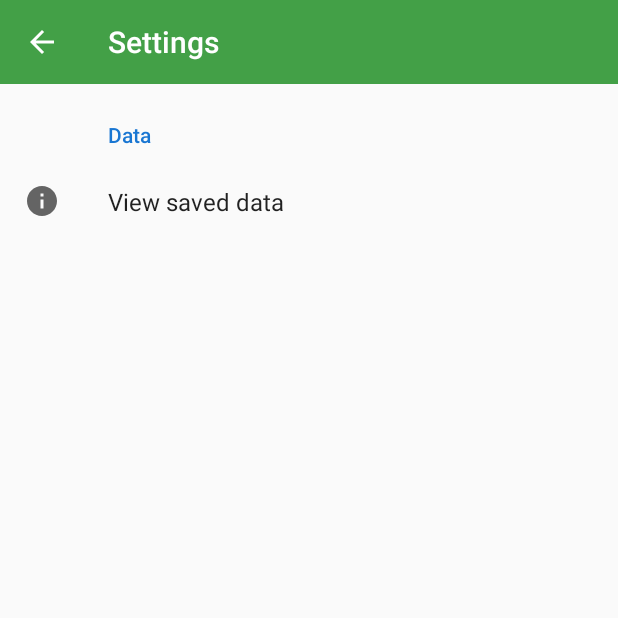
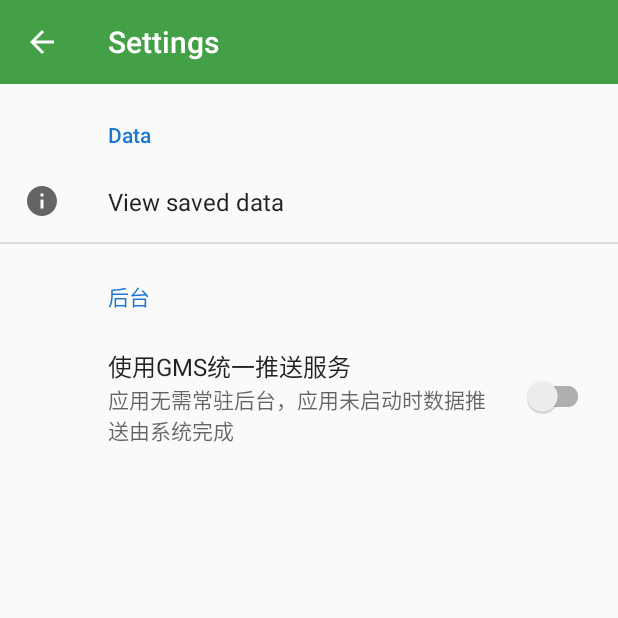
Before and after one commit to Ma-27/Autofill, an Android app: the SettingsActivity screen opened directly, with no data from a screen before it, on a phone screen of 412 x 824 dp, the top half of it. Run offline under Robolectric (Android 15) with nearby library versions, the phone set to English and light mode, and no system bars; our stand-ins replace androidx.preference.

Commit message:
设置fcm，初始化设置界面

```diff
--- a/app/build.gradle
+++ b/app/build.gradle
@@ -38,20 +38,23 @@ dependencies {
     //noinspection GradleCompatible
     implementation 'androidx.appcompat:appcompat:1.2.0'
     implementation 'com.google.android.material:material:1.2.0'
-    implementation 'androidx.constraintlayout:constraintlayout:1.1.3'
+    implementation 'androidx.constraintlayout:constraintlayout:2.0.0'
     implementation 'androidx.navigation:navigation-fragment:2.3.0'
     implementation 'androidx.navigation:navigation-ui:2.3.0'
+    //设置支持
     implementation 'androidx.preference:preference:1.1.1'
+
     implementation 'androidx.legacy:legacy-support-v4:1.0.0'
     implementation 'androidx.lifecycle:lifecycle-extensions:2.2.0'
     implementation 'com.google.firebase:firebase-messaging:20.2.4'
     testImplementation 'junit:junit:4.12'
-    androidTestImplementation 'androidx.test.ext:junit:1.1.1'
-    androidTestImplementation 'androidx.test.espresso:espresso-core:3.2.0'
+    androidTestImplementation 'androidx.test.ext:junit:1.1.2'
+    androidTestImplementation 'androidx.test.espresso:espresso-core:3.3.0'
+
 
     // room database 依赖
     implementation "android.arch.persistence.room:runtime:$rootProject.roomVersion"
-    androidTestImplementation 'androidx.test:rules:1.3.0-rc03'
+    androidTestImplementation 'androidx.test:rules:1.3.0'
     annotationProcessor "android.arch.persistence.room:compiler:$rootProject.roomVersion"
     androidTestImplementation "android.arch.persistence.room:testing:$rootProject.roomVersion"
 
@@ -59,10 +62,10 @@ dependencies {
     implementation "android.arch.lifecycle:extensions:$rootProject.archLifecycleVersion"
     annotationProcessor "android.arch.lifecycle:compiler:$rootProject.archLifecycleVersion"
 
-    //card view
+    //card view material design用
     implementation "androidx.cardview:cardview:1.0.0"
     implementation 'com.github.bumptech.glide:glide:3.7.0'
 
-    //firebase gms
+    //firebase gms依赖
     implementation 'com.google.firebase:firebase-analytics:17.5.0'
 }
--- a/app/src/main/java/com/example/autofill/setting/SettingsActivity.java
+++ b/app/src/main/java/com/example/autofill/setting/SettingsActivity.java
@@ -1,33 +1,41 @@
 package com.example.autofill.setting;
 
+import android.content.SharedPreferences;
 import android.os.Bundle;
+import android.widget.Toast;
 
 import androidx.appcompat.app.ActionBar;
 import androidx.appcompat.app.AppCompatActivity;
 import androidx.preference.PreferenceFragmentCompat;
+import androidx.preference.PreferenceManager;
 
 import com.example.autofill.R;
 
 public class SettingsActivity extends AppCompatActivity {
 
+    public static final String
+            KEY_PREF_FCM_SWITCH = "use_fcm_switch";
+
     @Override
     protected void onCreate(Bundle savedInstanceState) {
         super.onCreate(savedInstanceState);
-        setContentView(R.layout.settings_activity);
+        //setContentView(R.layout.settings_activity);
+        //如果类扩展Activity,那么Fragment延伸PreferenceFragment
+
         getSupportFragmentManager()
                 .beginTransaction()
-                .replace(R.id.settings, new SettingsFragment())
+                .replace(android.R.id.content, new SettingsFragment())
                 .commit();
         ActionBar actionBar = getSupportActionBar();
         if (actionBar != null) {
             actionBar.setDisplayHomeAsUpEnabled(true);
         }
+        PreferenceManager.setDefaultValues(this,R.xml.root_preferences,false);
+        SharedPreferences sharedPref = PreferenceManager.getDefaultSharedPreferences(this);
+        Boolean switchPref = sharedPref.getBoolean
+                (SettingsActivity.KEY_PREF_FCM_SWITCH, false);
+       //处理默认值
     }
 
-    public static class SettingsFragment extends PreferenceFragmentCompat {
-        @Override
-        public void onCreatePreferences(Bundle savedInstanceState, String rootKey) {
-            setPreferencesFromResource(R.xml.root_preferences, rootKey);
-        }
-    }
+
 }
--- /dev/null
+++ b/app/src/main/java/com/example/autofill/setting/SettingsFragment.java
@@ -0,0 +1,14 @@
+package com.example.autofill.setting;
+
+import android.os.Bundle;
+import androidx.preference.PreferenceFragmentCompat;
+import com.example.autofill.R;
+
+public class SettingsFragment extends PreferenceFragmentCompat {
+
+    @Override
+    public void onCreatePreferences(Bundle savedInstanceState, String rootKey) {
+        setPreferencesFromResource(R.xml.root_preferences,rootKey);
+
+    }
+}
--- a/app/src/main/res/values/strings.xml
+++ b/app/src/main/res/values/strings.xml
@@ -39,4 +39,7 @@
     <string name="alert_my_title">在这里可以查询你今天的打卡次数</string>
     <string name="title_acion_view_other_times">输入其他同学的学号：</string>
     <string name="xh_string">学号</string>
+    <string name="category_background">后台</string>
+    <string name="title_background_setting">使用GMS统一推送服务</string>
+    <string name="texton_background_setting">应用无需常驻后台，应用未启动时数据推送由系统完成</string>
 </resources>
--- a/app/src/main/res/xml/root_preferences.xml
+++ b/app/src/main/res/xml/root_preferences.xml
@@ -14,6 +14,7 @@
         </Preference>
 
     </PreferenceCategory>
+
 
     <!--
     <PreferenceCategory app:title="@string/messages_header">
@@ -46,6 +47,18 @@
             app:title="@string/attachment_title" />
 
     </PreferenceCategory>
--->
+
+    -->
+
+    <PreferenceCategory app:title="@string/category_background">
+
+        <SwitchPreferenceCompat
+            app:key="send_service"
+            app:title="@string/title_background_setting"
+            app:summary="@string/texton_background_setting"
+            app:defaultValue="false"
+            />
+
+    </PreferenceCategory>
 
 </PreferenceScreen>
```
Also changed, not shown: 4 other files.
